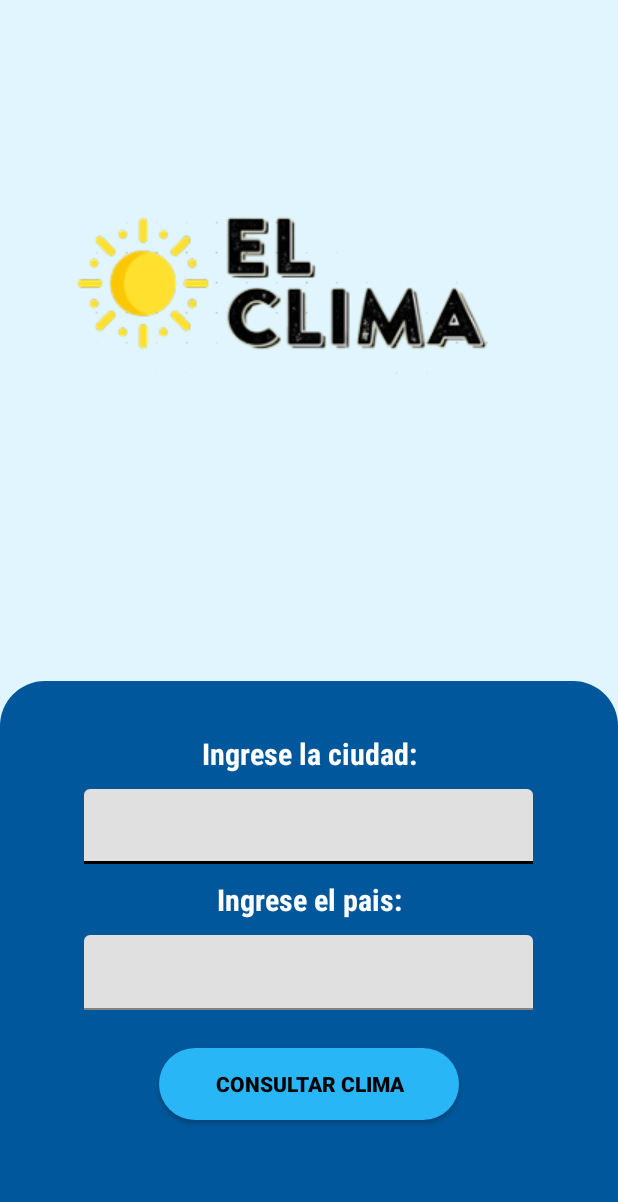
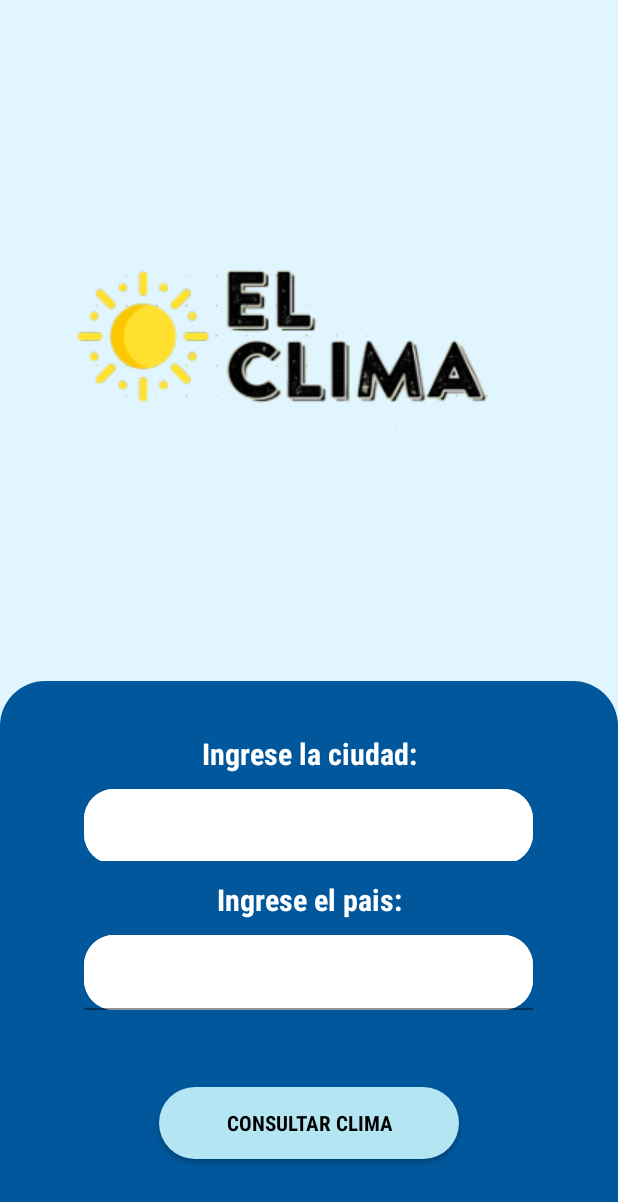
Before and after one commit to DerianAguilar/AppClimaPruebaTecnica, an Android app: the layout activity_main.xml on its own in the app's theme, with its tools: preview values and no code run, on a phone screen of 412 x 824 dp. Shown: the top 1202 px of the screen. Run offline under Robolectric (Android 15) with nearby library versions, the phone set to English and light mode, and no system bars.

Commit message:
Se sube version de la AppClima para prueba terminada

```diff
--- a/app/build.gradle
+++ b/app/build.gradle
@@ -43,7 +43,6 @@ dependencies {
     implementation 'com.google.android.material:material:1.5.0'
     implementation 'androidx.constraintlayout:constraintlayout:2.1.3'
 
-    implementation "com.squareup.picasso:picasso:2.71828"
     implementation "com.squareup.retrofit2:retrofit:2.9.0"
     implementation "com.squareup.retrofit2:converter-gson:2.9.0"
     implementation 'org.jetbrains.kotlinx:kotlinx-coroutines-android:1.3.6'
--- a/app/src/main/java/com/Kotlin/pruebaapp2/View/DatosClimaActivity.kt
+++ b/app/src/main/java/com/Kotlin/pruebaapp2/View/DatosClimaActivity.kt
@@ -5,6 +5,7 @@ import androidx.appcompat.app.AppCompatActivity
 import android.os.Bundle
 import android.widget.TextView
 import com.Kotlin.pruebaapp2.R
+import java.util.*
 
 class DatosClimaActivity : AppCompatActivity() {
 
@@ -27,10 +28,11 @@ class DatosClimaActivity : AppCompatActivity() {
         var temperatura = intent.getDoubleExtra("temperatura", 0.0)
         var sensacionT = intent.getDoubleExtra("sensacionT", 0.0)
         val humedad = intent.getDoubleExtra("humedad", 0.0)
-        val ciudad = intent.getStringExtra("ciudad")
+        var ciudad = intent.getStringExtra("ciudad")
 
         temperatura -= 273.15
         sensacionT -= 273.15
+        ciudad = ciudad?.split(" ")?.joinToString(" ") { it.capitalize(Locale.ROOT) }
 
         tvCiudad.text = "$ciudad"
         tvTemperatura.text = "${temperatura.toInt()}°C"
--- a/app/src/main/java/com/Kotlin/pruebaapp2/View/MainActivity.kt
+++ b/app/src/main/java/com/Kotlin/pruebaapp2/View/MainActivity.kt
@@ -35,6 +35,7 @@ class MainActivity : AppCompatActivity() {
         txtCiudad = findViewById<AppCompatEditText>(R.id.txtBuscar)
         txtPais = findViewById<AppCompatEditText>(R.id.txtBuscarPais)
 
+
         btnConsultar.setOnClickListener{
             var ciudad = txtCiudad.text.toString()
             ciudad = ciudad.trim()
@@ -60,7 +61,7 @@ class MainActivity : AppCompatActivity() {
                         val datosRespuesta = response.body()
                         mostrarResultados(datosRespuesta, nameCiudad)
                     }else {
-                        Toast.makeText(this@MainActivity, "Error en la peticion al API", Toast.LENGTH_SHORT).show()
+                        Toast.makeText(this@MainActivity, "No se encontro la ciudad", Toast.LENGTH_SHORT).show()
                     }
                 }
 
--- a/app/src/main/res/drawable/btn_bg.xml
+++ b/app/src/main/res/drawable/btn_bg.xml
@@ -1,7 +1,7 @@
 <?xml version="1.0" encoding="utf-8"?>
 <shape xmlns:android="http://schemas.android.com/apk/res/android">
 
-    <solid android:color="#29B6F6" />
+    <solid android:color="#B3E5F3" />
 
     <corners android:radius="30dp" />
 
--- a/app/src/main/res/drawable/input_main.xml
+++ b/app/src/main/res/drawable/input_main.xml
@@ -4,6 +4,6 @@
     <solid android:color="@color/white" />
 
     <corners
-        android:radius="40dp"
+        android:radius="20dp"
     />
 </shape>
--- a/app/src/main/res/layout/activity_datos_clima.xml
+++ b/app/src/main/res/layout/activity_datos_clima.xml
@@ -41,6 +41,7 @@
                 android:text="Temperatura:"
                 android:textSize="25sp"
                 android:textColor="@color/white"
+                android:fontFamily="sans-serif-condensed"
                 android:paddingStart="10dp"
 
         />
@@ -79,7 +80,7 @@
                 android:text="Sensacion Termica:"
                 android:textSize="25sp"
                 android:textColor="@color/white"
-
+                android:fontFamily="sans-serif-condensed"
                 android:paddingStart="10dp"
 
         />
@@ -117,6 +118,7 @@
                 android:text="Humedad:"
                 android:textSize="25sp"
                 android:textColor="@color/white"
+                android:fontFamily="sans-serif-condensed"
                 android:paddingStart="10dp"
 
         />
@@ -134,4 +136,5 @@
 
     </androidx.cardview.widget.CardView>
 
+
 </androidx.constraintlayout.widget.ConstraintLayout>
--- a/app/src/main/res/layout/activity_main.xml
+++ b/app/src/main/res/layout/activity_main.xml
@@ -40,11 +40,12 @@
             android:id="@+id/btnConsultar"
             android:background="@drawable/btn_bg"
             android:textColor="@color/black"
+            android:fontFamily="sans-serif-condensed"
             android:textStyle="bold"
             app:layout_constraintStart_toStartOf="@+id/pBusqueda"
             app:layout_constraintEnd_toEndOf="@+id/pBusqueda"
             app:layout_constraintTop_toBottomOf="@+id/txtPais"
-            android:layout_marginTop="25dp"
+            app:layout_constraintBottom_toBottomOf="@id/pBusqueda"
     />
 
     <com.google.android.material.textfield.TextInputLayout
@@ -64,6 +65,7 @@
                 android:inputType="textPersonName"
                 android:singleLine="true"
                 android:maxLines="1"
+                android:background="@drawable/input_main"
                 android:ems="10"
                 android:id="@+id/txtBuscar" android:layout_weight="1"/>
     </com.google.android.material.textfield.TextInputLayout>
@@ -100,6 +102,7 @@
                 android:inputType="textPersonName"
                 android:singleLine="true"
                 android:maxLines="1"
+                android:background="@drawable/input_main"
                 android:ems="10"
                 android:id="@+id/txtBuscarPais" android:layout_weight="1" android:textColorLink="#009688"/>
     </com.google.android.material.textfield.TextInputLayout>
@@ -108,10 +111,10 @@
             android:layout_width="wrap_content"
             android:layout_height="wrap_content"
             android:id="@+id/imageView"
-            android:layout_marginTop="100sp"
             app:layout_constraintEnd_toEndOf="parent"
             app:layout_constraintStart_toStartOf="parent"
             app:layout_constraintTop_toTopOf="parent"
+            app:layout_constraintBottom_toTopOf="@+id/pBusqueda"
     />
 
 
--- a/app/src/main/res/values-night/themes.xml
+++ b/app/src/main/res/values-night/themes.xml
@@ -2,13 +2,13 @@
     <!-- Base application theme. -->
     <style name="Theme.PruebaApp2" parent="Theme.MaterialComponents.DayNight.NoActionBar">
         <!-- Primary brand color. -->
-        <item name="colorPrimary">@color/black</item>
-        <item name="colorPrimaryVariant">@color/black</item>
+        <item name="colorPrimary">@color/blue_primary</item>
+        <item name="colorPrimaryVariant">@color/blue_primary</item>
         <item name="colorOnPrimary">@color/white</item>
         <!-- Secondary brand color. -->
         <item name="colorSecondary">@color/teal_200</item>
         <item name="colorSecondaryVariant">@color/teal_200</item>
-        <item name="colorOnSecondary">@color/black</item>
+        <item name="colorOnSecondary">@color/blue_primary</item>
         <!-- Status bar color. -->
         <item name="android:statusBarColor">?attr/ifTagNotSet</item>
         <!-- Customize your theme here. -->
--- a/app/src/main/res/values/themes.xml
+++ b/app/src/main/res/values/themes.xml
@@ -2,13 +2,13 @@
     <!-- Base application theme. -->
     <style name="Theme.PruebaApp2" parent="Theme.MaterialComponents.DayNight.NoActionBar">
         <!-- Primary brand color. -->
-        <item name="colorPrimary">@color/black</item>
-        <item name="colorPrimaryVariant">@color/black</item>
+        <item name="colorPrimary">@color/blue_primary</item>
+        <item name="colorPrimaryVariant">@color/blue_primary</item>
         <item name="colorOnPrimary">@color/white</item>
         <!-- Secondary brand color. -->
         <item name="colorSecondary">@color/teal_200</item>
         <item name="colorSecondaryVariant">@color/teal_700</item>
-        <item name="colorOnSecondary">@color/black</item>
+        <item name="colorOnSecondary">@color/blue_primary</item>
         <!-- Status bar color. -->
         <item name="android:statusBarColor">?attr/ifTagNotSet</item>
         <!-- Customize your theme here. -->
```
